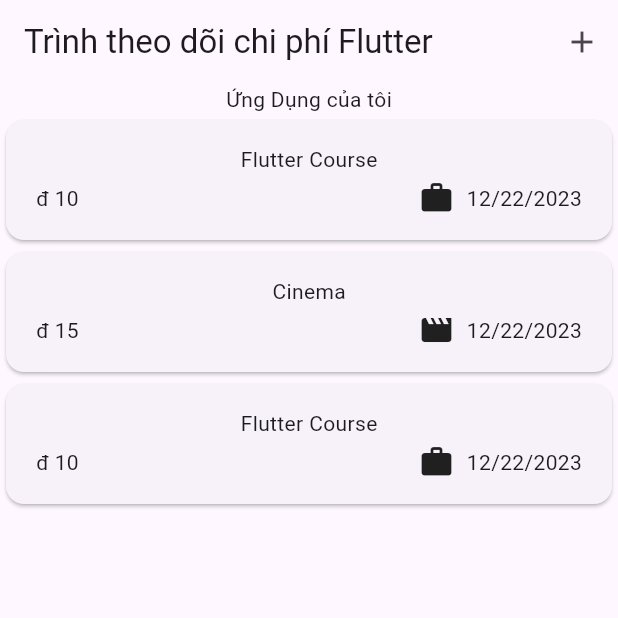
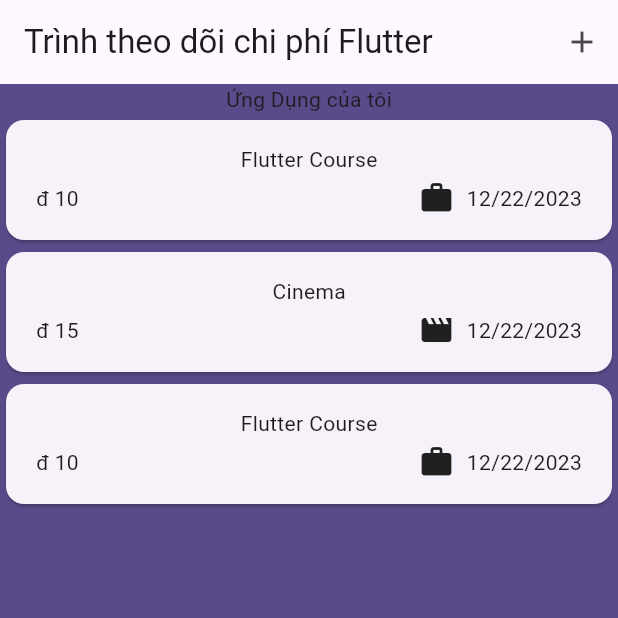
Before and after one commit to TienPhuc02/flutter-academind, a Flutter app: the screen it shows after launch, on a phone screen of 412 x 824 dp, the top half of it. Run offline on Flutter 3.47's test engine with Material 3 defaults, Android fonts, the phone set to English and light mode, and no system bars; our stand-ins replace google_fonts.

Commit message:
getting start theme

```diff
--- a/flutter_chapter_5/lib/main.dart
+++ b/flutter_chapter_5/lib/main.dart
@@ -10,7 +10,9 @@ class MyApp extends StatelessWidget {
 
   @override
   Widget build(BuildContext context) {
-    return const MaterialApp(
-      home: Expenses());
+    return MaterialApp(
+        theme: ThemeData().copyWith(
+            scaffoldBackgroundColor: Color.fromARGB(255, 91, 74, 138)),
+        home: const Expenses());
   }
 }
```
